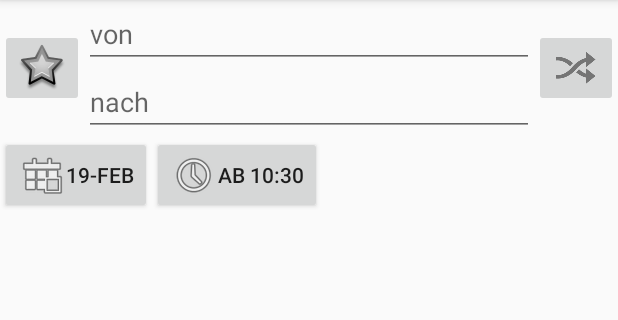
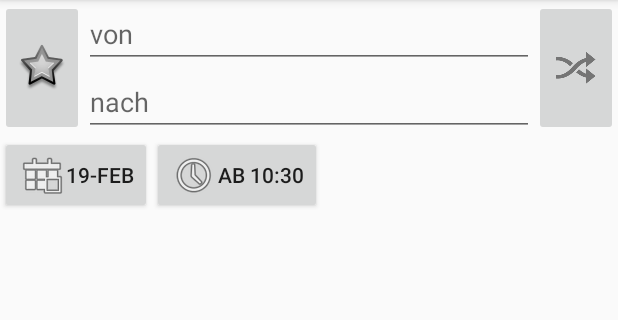
Before and after one commit to danielkaufmann/TravelMe, an Android app: the ConnectionActivity screen opened directly, with no data from a screen before it, on a phone screen of 412 x 824 dp, the part 84-404 px from its top. Run offline under Robolectric (Android 15) with nearby library versions, the phone set to English and light mode, and no system bars; libraries missing offline, so code that uses them is left out: ch.schoeb.opendatatransport; 5 statements that could not run were skipped.

Commit message:
Ansichten optimiert: - layout_connection_listitem - activity_main - activity_connections

```diff
--- a/app/src/main/java/com/example/daniel/travelme/helper/ConnectionItemAdapter.java
+++ b/app/src/main/java/com/example/daniel/travelme/helper/ConnectionItemAdapter.java
@@ -59,7 +59,7 @@ public class ConnectionItemAdapter extends BaseAdapter {
             convertView = null;
         }
         else{
-            // // TODO: 19.02.2016 füge Reise-Eigenschaften hinzu (Verspätung, Auslastung des Zuges, ...)
+            // // TODO: 19.02.2016 füge Reise-Eigenschaften hinzu (Verspätung, Name des Zuges, Auslastung des Zuges, ...)
             TextView txtAb = (TextView) convertView.findViewById(R.id.textAb);
             TextView txtAn = (TextView) convertView.findViewById(R.id.textAn);
             TextView txtDauer = (TextView) convertView.findViewById(R.id.textDauer);
--- a/app/src/main/res/layout/activity_connections.xml
+++ b/app/src/main/res/layout/activity_connections.xml
@@ -28,8 +28,10 @@
             android:src="@android:drawable/star_big_off"
             android:layout_alignParentLeft="true"
             android:layout_alignParentStart="true"
-            android:layout_centerInParent="true"
-            android:contentDescription="@string/connection_hint_addFavorite" />
+            android:contentDescription="@string/connection_hint_addFavorite"
+            android:layout_centerHorizontal="true"
+            android:layout_alignParentTop="true"
+            android:layout_alignBottom="@+id/travelSettings" />
 
         <include layout="@layout/layout_von_nach"
             android:layout_width="wrap_content"
@@ -84,14 +86,15 @@
             android:textAppearance="?android:attr/textAppearanceMedium"
             android:text="@string/connection_result_noConnections"
             android:id="@+id/lblResults"
-            android:layout_below="@+id/lblAb"
+            android:layout_alignParentTop="true"
             android:visibility="gone"/>
 
         <ListView
             android:id="@+id/lvResults"
             android:layout_width="match_parent"
             android:layout_height="match_parent"
-            android:layout_below="@+id/lblResults" />
+            android:layout_below="@+id/lblResults"
+            android:fadeScrollbars="false"/>
 
         <RelativeLayout
             android:id="@+id/loadingPanel"
--- a/app/src/main/res/layout/activity_main.xml
+++ b/app/src/main/res/layout/activity_main.xml
@@ -26,10 +26,11 @@
             android:layout_height="wrap_content"
             android:id="@+id/btnSearch"
             android:src="@android:drawable/ic_search_category_default"
+            android:contentDescription="@string/main_hint_search"
             android:layout_alignParentLeft="true"
             android:layout_alignParentStart="true"
-            android:layout_centerInParent="true"
-            android:contentDescription="@string/main_hint_search" />
+            android:layout_alignParentTop="true"
+            android:layout_alignBottom="@+id/travelSettings" />
 
         <include layout="@layout/layout_von_nach"
             android:layout_width="wrap_content"
--- a/app/src/main/res/layout/layout_von_nach.xml
+++ b/app/src/main/res/layout/layout_von_nach.xml
@@ -33,9 +33,10 @@ http://developer.android.com/training/improving-layouts/reusing-layouts.html
         android:layout_width="wrap_content"
         android:layout_height="wrap_content"
         android:src="@drawable/icon_change"
-        android:layout_centerVertical="true"
+        android:clickable="false"
+        android:contentDescription="@string/connection_hint_changeVonNach"
         android:layout_alignParentRight="true"
         android:layout_alignParentEnd="true"
-        android:clickable="false"
-        android:contentDescription="@string/connection_hint_changeVonNach" />
+        android:layout_alignParentTop="true"
+        android:layout_alignBottom="@+id/reiseNach" />
 </RelativeLayout>
```
Also changed, not shown: app/src/main/res/layout/layout_connection_listitem.xml (+54 -52 lines).
